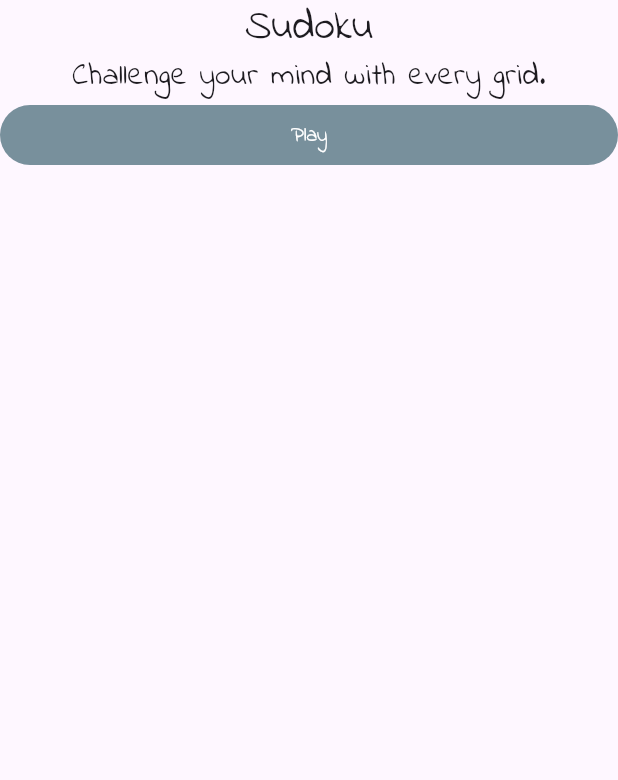
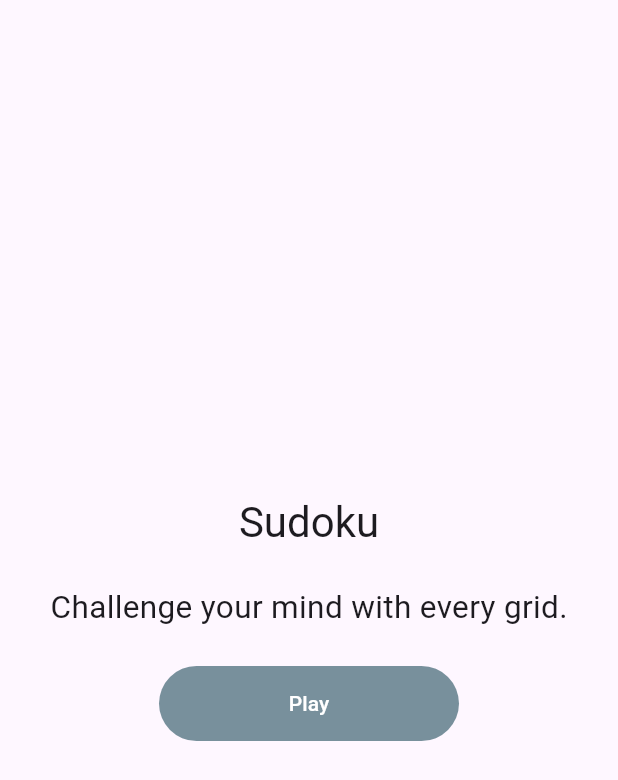
Before and after one commit to asserty308/sudoku, a Flutter app: the screen it shows after launch, on a phone screen of 412 x 824 dp. Shown: the top 780 px of the screen. Run offline on Flutter 3.47's test engine with Material 3 defaults, Android fonts, the phone set to English and light mode, and no system bars; our stand-ins replace flutter_bloc, flutter_riverpod, go_router, package_info_plus, shared_preferences; missing offline and left inert: sudoku_solver_generator.

Commit message:
refactor: simplify theme configuration and improve home page layout

```diff
--- a/lib/app/ui/styles/theme.dart
+++ b/lib/app/ui/styles/theme.dart
@@ -2,7 +2,7 @@ import 'package:flutter/material.dart';
 
 ThemeData get lightTheme => ThemeData(
   useMaterial3: true,
-  fontFamily: _fontFamily,
+  // fontFamily: _fontFamily,
   colorScheme: _colorScheme(false),
   textTheme: _textTheme,
   textButtonTheme: _textButtonTheme(true),
@@ -10,13 +10,13 @@ ThemeData get lightTheme => ThemeData(
 
 ThemeData get darkTheme => ThemeData(
   useMaterial3: true,
-  fontFamily: _fontFamily,
+  // fontFamily: _fontFamily,
   colorScheme: _colorScheme(true),
   textTheme: _textTheme,
   textButtonTheme: _textButtonTheme(true),
 );
 
-const String _fontFamily = 'IndieFlower';
+// const String _fontFamily = 'IndieFlower';
 
 ColorScheme _colorScheme(bool isDarkMode) => ColorScheme.fromSeed(
   seedColor: Colors.deepPurple,
@@ -31,6 +31,6 @@ TextButtonThemeData? _textButtonTheme(bool isDarkMode) => TextButtonThemeData(
   style: TextButton.styleFrom(
     foregroundColor: isDarkMode ? Colors.white : null, // use default color on light mode
     disabledForegroundColor: isDarkMode ? Colors.white54 : null, // use default color on light mode
-    textStyle: TextStyle(fontFamily: _fontFamily),
+    // textStyle: TextStyle(fontFamily: _fontFamily),
   ),
 );
--- a/lib/home/ui/pages/home_page.dart
+++ b/lib/home/ui/pages/home_page.dart
@@ -14,28 +14,25 @@ class _HomePageState extends State<HomePage> {
     body: _body,
   );
 
-  Widget get _body => ListView(
-    physics: ClampingScrollPhysics(),
+  Widget get _body => Column(
+    mainAxisAlignment: MainAxisAlignment.center,
+    spacing: 24,
     children: [
-      _title,
+      Text('Sudoku', style: Theme.of(context).textTheme.headlineMedium,),
+      Text('Challenge your mind with every grid.'),
       _playButton,
     ],
   );
 
-  Widget get _title => Column(
-    mainAxisSize: MainAxisSize.min,
-    children: [
-      Text('Sudoku', style: Theme.of(context).textTheme.headlineMedium,),
-      Text('Challenge your mind with every grid.'),
-    ],
-  );
-
-  Widget get _playButton => TextButton(
-    onPressed: () => context.go('/play'),
-    style: TextButton.styleFrom(
-      shape: StadiumBorder(),
-      backgroundColor: Colors.blueGrey[400],
+  Widget get _playButton => Center(
+    child: TextButton(
+      onPressed: () => context.go('/play'),
+      style: TextButton.styleFrom(
+        shape: StadiumBorder(),
+        backgroundColor: Colors.blueGrey[400],
+        minimumSize: Size(200, 50),
+      ),
+      child: Text('Play'),
     ),
-    child: Text('Play'),
   );
 }
```
